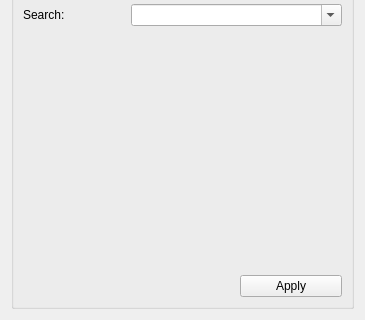
Old version of the form qt/filter_page.ui in the repository sanami/qt-music-player; both pictures show x 0 to 365 and y 148 to 468 of the 365 by 468 pixel window.
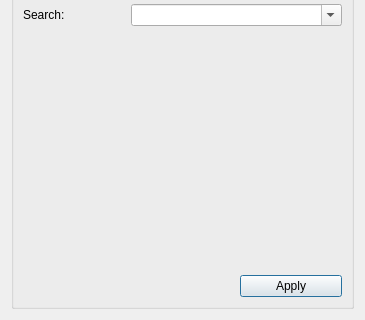
New version of the form.

The edit to the form file:
```diff
--- a/qt/filter_page.ui
+++ b/qt/filter_page.ui
@@ -150,6 +150,9 @@
         <property name="text">
          <string>Apply</string>
         </property>
+        <property name="default">
+         <bool>true</bool>
+        </property>
        </widget>
       </item>
       <item row="0" column="1" colspan="2">
```
